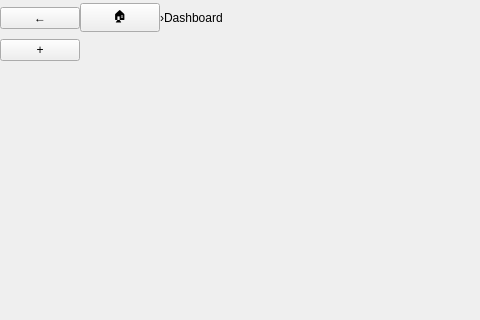
Qt form Sources/Froms/MainWindow.ui (FixLater/image-text) before a commit; both pictures show x 0 to 480 and y 0 to 320 of the 1000 by 620 pixel window.
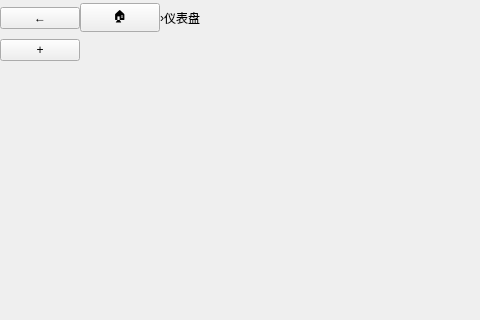
The same form after that commit.

What changed in the file:
```diff
--- a/Sources/Froms/MainWindow.ui
+++ b/Sources/Froms/MainWindow.ui
@@ -84,7 +84,7 @@
        <item>
         <widget class="QLabel" name="breadcrumbLabel">
          <property name="text">
-          <string>Dashboard</string>
+           <string>仪表盘</string>
          </property>
         </widget>
        </item>
```
Left out of the diff: 2 changed lines with no effect on the pictures. Lines whose indentation alone changed are shown as unchanged.
